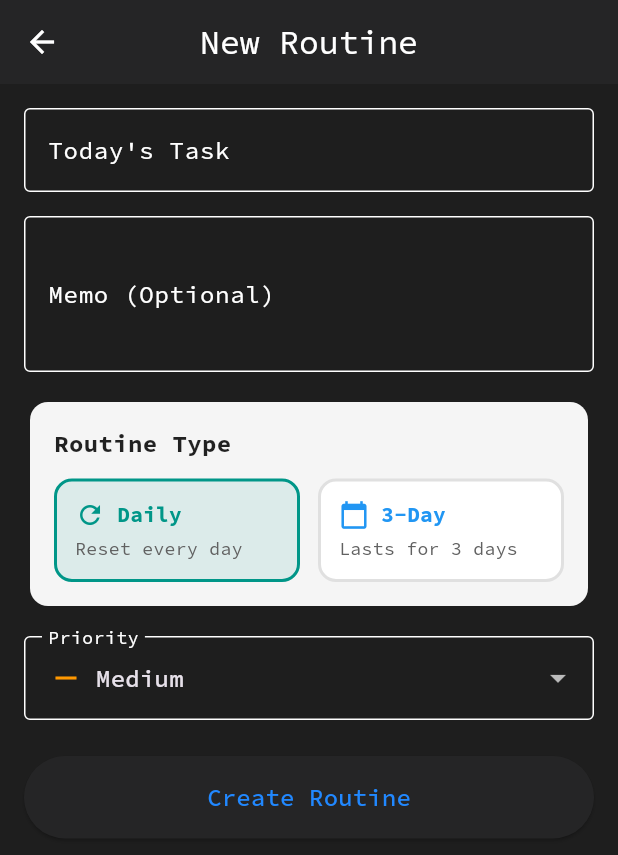
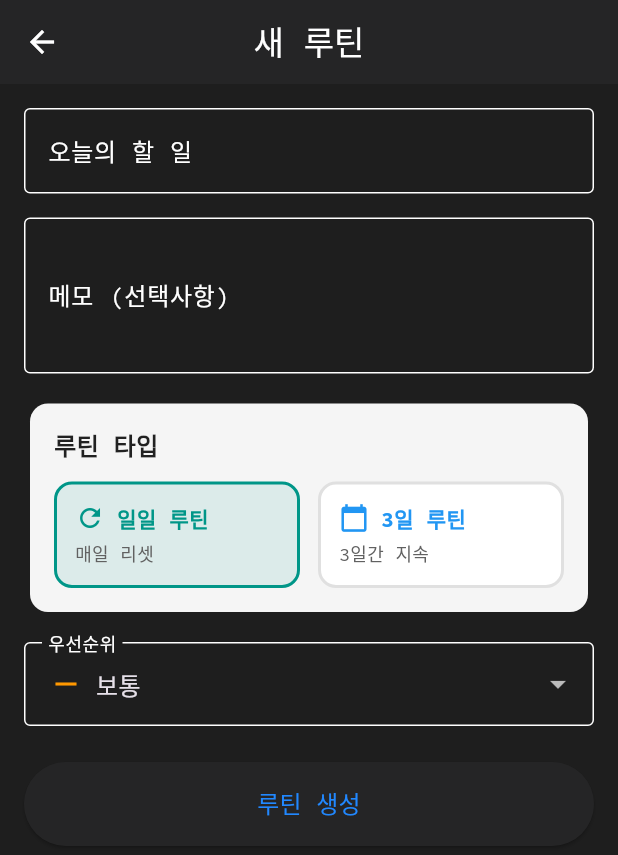
Before and after one commit to gyhcom/devroutine, a Flutter app: the screen it shows after launch, after a tap on the "add" icon, on a phone screen of 412 x 824 dp. Shown: the top 855 px of the screen. Run offline on Flutter 3.47's test engine with Material 3 defaults, Android fonts, the phone set to English and light mode, and no system bars; our stand-ins replace another_flushbar, auto_route, flutter_riverpod, freezed_annotation, google_fonts, google_mobile_ads and 3 more; accounts and stored records are empty; generated files the repository leaves out were written again; network calls fail.

Commit message:
FEAT: 한글화 및 광고 삽입

```diff
--- a/lib/core/services/ad_service.dart
+++ b/lib/core/services/ad_service.dart
@@ -1,64 +1,117 @@
+import 'dart:async';
 import 'package:flutter/foundation.dart';
 import 'package:google_mobile_ads/google_mobile_ads.dart';
 
 class AdService {
   static final AdService _instance = AdService._internal();
-
   factory AdService() => _instance;
 
   AdService._internal();
 
+  bool _isInitialized = false;
+  int _retryAttempt = 0;
+  static const int _maxRetryAttempt = 3;
+
+  BannerAd? _cachedBannerAd;
+
+  /// 초기화
   Future<void> initialize() async {
-    await MobileAds.instance.initialize();
+    if (_isInitialized) return;
 
-    // 테스트 모드 설정
-    if (kDebugMode) {
-      MobileAds.instance.updateRequestConfiguration(
-        RequestConfiguration(
-          testDeviceIds: ['kGADSimulatorID'],
-        ),
-      );
+    try {
+      await MobileAds.instance.initialize();
+
+      if (kDebugMode) {
+        await MobileAds.instance.updateRequestConfiguration(
+          RequestConfiguration(testDeviceIds: ['kGADSimulatorID']),
+        );
+      }
+
+      _isInitialized = true;
+      debugPrint('✅ AdMob 초기화 완료');
+    } catch (e) {
+      debugPrint('❌ AdMob 초기화 실패: $e');
     }
   }
 
-  // 배너 광고 로드
+  /// 배너 광고 로드 (재사용 지원)
   Future<BannerAd?> loadBannerAd() async {
-    final String adUnitId = _getBannerAdUnitId();
+    if (_cachedBannerAd != null) return _cachedBannerAd;
+
+    if (!_isInitialized) await initialize();
+
+    _retryAttempt = 0;
+    final ad = await _loadBannerAdWithRetry();
+    _cachedBannerAd = ad;
+    return ad;
+  }
+
+  /// 광고 로딩 재시도 로직
+  Future<BannerAd?> _loadBannerAdWithRetry() async {
+    if (_retryAttempt >= _maxRetryAttempt) {
+      if (kDebugMode) {
+        debugPrint('❌ 광고 로드 최대 재시도 초과 ($_maxRetryAttempt회)');
+      }
+      return null;
+    }
+
+    final completer = Completer<BannerAd?>();
+    final adUnitId = _getBannerAdUnitId();
 
     final BannerAd bannerAd = BannerAd(
       adUnitId: adUnitId,
-      size: AdSize.banner,
+      size: AdSize
+          .banner, // 또는 AdSize.smartBanner, AnchoredAdaptiveBannerAdSize 사용 가능
       request: const AdRequest(),
       listener: BannerAdListener(
         onAdLoaded: (Ad ad) {
-          debugPrint('Banner ad loaded: ${ad.adUnitId}');
+          if (kDebugMode) {
+            debugPrint('✅ 광고 로드 성공: ${ad.adUnitId}');
+          }
+          completer.complete(ad as BannerAd);
         },
-        onAdFailedToLoad: (Ad ad, LoadAdError error) {
-          debugPrint('Banner ad failed to load: ${error.message}');
+        onAdFailedToLoad: (Ad ad, LoadAdError error) async {
           ad.dispose();
+          if (kDebugMode) {
+            debugPrint('⚠️ 광고 로드 실패 ($_retryAttempt): ${error.message}');
+          }
+
+          _retryAttempt++;
+          // 재시도 간격을 늘림 (1초 → 5초)
+          Future.delayed(const Duration(seconds: 5), () async {
+            final retryAd = await _loadBannerAdWithRetry();
+            completer.complete(retryAd);
+          });
         },
-        onAdOpened: (Ad ad) => debugPrint('Banner ad opened'),
-        onAdClosed: (Ad ad) => debugPrint('Banner ad closed'),
+        onAdOpened: (ad) {
+          if (kDebugMode) debugPrint('📢 광고 클릭됨');
+        },
+        onAdClosed: (ad) {
+          if (kDebugMode) debugPrint('📪 광고 닫힘');
+        },
       ),
     );
 
     try {
       await bannerAd.load();
-      return bannerAd;
+      return completer.isCompleted ? await completer.future : bannerAd;
     } catch (e) {
-      debugPrint('Error loading banner ad: $e');
+      if (kDebugMode) debugPrint('❌ 광고 로딩 중 예외: $e');
+      completer.complete(null);
       return null;
     }
   }
 
-  // 플랫폼별 테스트 광고 ID 반환
+  /// 배너 광고 단위 ID
   String _getBannerAdUnitId() {
-    if (defaultTargetPlatform == TargetPlatform.android) {
-      return 'ca-app-pub-3940256099942544/6300978111'; // 안드로이드 테스트 ID
-    } else if (defaultTargetPlatform == TargetPlatform.iOS) {
-      return 'ca-app-pub-3940256099942544/2934735716'; // iOS 테스트 ID
-    } else {
-      throw UnsupportedError('지원하지 않는 플랫폼입니다');
-    }
+    // 루틴 등록 화면 배너 광고 단위 ID (실제 광고)
+    return 'ca-app-pub-4940948867704473/7365532237';
+  }
+
+  /// 광고 해제 (위젯 dispose 시 호출)
+  void disposeBannerAd() {
+    _cachedBannerAd?.dispose();
+    _cachedBannerAd = null;
+    if (kDebugMode) debugPrint('🗑️ 광고 리소스 해제 완료');
   }
 }
--- a/lib/features/routine/domain/entities/routine.dart
+++ b/lib/features/routine/domain/entities/routine.dart
@@ -144,10 +144,10 @@ class Routine with _$Routine {
   // 3일 루틴의 상태 텍스트 (D-2, D-1, D-DAY, 완료됨)
   String get threeDayStatusText {
     if (!isThreeDayRoutine) return '';
-    if (isCompletedToday) return 'Completed';
+    if (isCompletedToday) return '완료됨';
 
     final days = remainingDays;
-    if (days < 0) return 'Expired';
+    if (days < 0) return '만료됨';
     if (days == 0) return 'D-DAY';
     return 'D-$days';
   }
--- a/lib/features/routine/presentation/screens/dashboard_screen.dart
+++ b/lib/features/routine/presentation/screens/dashboard_screen.dart
@@ -17,7 +17,7 @@ class DashboardScreen extends ConsumerWidget {
   Widget build(BuildContext context, WidgetRef ref) {
     return Scaffold(
       appBar: AppBar(
-        title: const Text('MyRoutines Dashboard'),
+        title: const Text('나의 루틴 대시보드'),
         actions: [
           IconButton(
             icon: const Icon(Icons.add),
@@ -39,21 +39,22 @@ class DashboardScreen extends ConsumerWidget {
             _buildGoToRoutineList(context),
             const SizedBox(height: 16),
             _buildTodayRoutines(context, ref),
-            const SizedBox(height: 16),
-            const BannerAdWidget(), // 배너 광고 추가
           ],
         ),
+      ),
+      bottomNavigationBar: const SafeArea(
+        child: BannerAdWidget(),
       ),
     );
   }
 
   Widget _buildGreeting() {
     final now = DateTime.now();
-    final formattedDate = DateFormat('MMMM d, yyyy (EEEE)').format(now);
+    final formattedDate = DateFormat('yyyy년 M월 d일 (EEEE)', 'ko_KR').format(now);
     return Column(
       crossAxisAlignment: CrossAxisAlignment.start,
       children: [
-        const Text('Hello, Developer 👋',
+        const Text('안녕하세요, 개발자님! 👋',
             style: TextStyle(fontSize: 20, fontWeight: FontWeight.bold)),
         Text(formattedDate, style: const TextStyle(color: Colors.grey)),
       ],
@@ -64,7 +65,7 @@ class DashboardScreen extends ConsumerWidget {
     return ElevatedButton.icon(
       onPressed: () => context.router.push(const RoutineListRoute()),
       icon: const Icon(Icons.list),
-      label: const Text('View All Routines'),
+      label: const Text('전체 루틴 보기'),
     );
   }
 
@@ -73,7 +74,7 @@ class DashboardScreen extends ConsumerWidget {
       crossAxisAlignment: CrossAxisAlignment.start,
       children: [
         const Text(
-          'Today\'s Routines',
+          '오늘의 루틴',
           style: TextStyle(fontSize: 18, fontWeight: FontWeight.bold),
         ),
         const SizedBox(height: 8),
@@ -85,7 +86,7 @@ class DashboardScreen extends ConsumerWidget {
                       return const Center(
                         child: Padding(
                           padding: EdgeInsets.symmetric(vertical: 24),
-                          child: Text('No routines for today'),
+                          child: Text('오늘 할 루틴이 없습니다'),
                         ),
                       );
                     }
--- a/lib/features/routine/presentation/screens/routine_form_screen.dart
+++ b/lib/features/routine/presentation/screens/routine_form_screen.dart
@@ -42,7 +42,7 @@ class _RoutineFormScreenState extends ConsumerState<RoutineFormScreen> {
   Widget build(BuildContext context) {
     return Scaffold(
       appBar: AppBar(
-        title: Text(widget.routine == null ? 'New Routine' : 'Edit Routine'),
+        title: Text(widget.routine == null ? '새 루틴' : '루틴 수정'),
       ),
       body: Form(
         key: _formKey,
@@ -52,13 +52,13 @@ class _RoutineFormScreenState extends ConsumerState<RoutineFormScreen> {
             TextFormField(
               controller: _titleController,
               decoration: const InputDecoration(
-                labelText: 'Today\'s Task',
-                hintText: 'ex) Solve one algorithm problem',
+                labelText: '오늘의 할 일',
+                hintText: '예) 알고리즘 문제 1개 풀기',
                 border: OutlineInputBorder(),
               ),
               validator: (value) {
                 if (value == null || value.trim().isEmpty) {
-                  return 'Please enter a task';
+                  return '할 일을 입력해주세요';
                 }
                 return null;
               },
@@ -67,8 +67,8 @@ class _RoutineFormScreenState extends ConsumerState<RoutineFormScreen> {
             TextFormField(
               controller: _memoController,
               decoration: const InputDecoration(
-                labelText: 'Memo (Optional)',
-                hintText: 'Add additional notes',
+                labelText: '메모 (선택사항)',
+                hintText: '추가 메모를 입력하세요',
                 border: OutlineInputBorder(),
               ),
               maxLines: 3,
@@ -88,7 +88,7 @@ class _RoutineFormScreenState extends ConsumerState<RoutineFormScreen> {
                   crossAxisAlignment: CrossAxisAlignment.start,
                   children: [
                     const Text(
-                      'Routine Type',
+                      '루틴 타입',
                       style: TextStyle(
                           fontWeight: FontWeight.bold,
                           fontSize: 16,
@@ -99,8 +99,8 @@ class _RoutineFormScreenState extends ConsumerState<RoutineFormScreen> {
                       children: [
                         Expanded(
                           child: _buildRoutineTypeOption(
-                            title: 'Daily',
-                            description: 'Reset every day',
+                            title: '일일 루틴',
+                            description: '매일 리셋',
                             icon: Icons.refresh,
                             color: Colors.teal,
                             isSelected: _routineType == RoutineType.daily,
@@ -112,8 +112,8 @@ class _RoutineFormScreenState extends ConsumerState<RoutineFormScreen> {
                         const SizedBox(width: 12),
                         Expanded(
                           child: _buildRoutineTypeOption(
-                            title: '3-Day',
-                            description: 'Lasts for 3 days',
+                            title: '3일 루틴',
+                            description: '3일간 지속',
                             icon: Icons.calendar_today,
                             color: Colors.blue,
                             isSelected: _routineType == RoutineType.threeDay,
@@ -133,7 +133,7 @@ class _RoutineFormScreenState extends ConsumerState<RoutineFormScreen> {
             DropdownButtonFormField<Priority>(
               value: _priority,
               decoration: const InputDecoration(
-                labelText: 'Priority',
+                labelText: '우선순위',
                 border: OutlineInputBorder(),
               ),
               items: Priority.values.map((priority) {
@@ -142,17 +142,17 @@ class _RoutineFormScreenState extends ConsumerState<RoutineFormScreen> {
                 Color color;
                 switch (priority) {
                   case Priority.high:
-                    label = 'High';
+                    label = '높음';
                     icon = Icons.priority_high;
                     color = Colors.red;
                     break;
                   case Priority.medium:
-                    label = 'Medium';
+                    label = '보통';
                     icon = Icons.remove;
                     color = Colors.orange;
                     break;
                   case Priority.low:
-                    label = 'Low';
+                    label = '낮음';
                     icon = Icons.arrow_downward;
                     color = Colors.green;
                     break;
@@ -183,7 +183,7 @@ class _RoutineFormScreenState extends ConsumerState<RoutineFormScreen> {
                 padding: const EdgeInsets.symmetric(vertical: 16),
               ),
               child: Text(
-                widget.routine == null ? 'Create Routine' : 'Update Routine',
+                widget.routine == null ? '루틴 생성' : '루틴 수정',
                 style: const TextStyle(fontSize: 16),
               ),
             ),
@@ -276,10 +276,10 @@ class _RoutineFormScreenState extends ConsumerState<RoutineFormScreen> {
 
       if (widget.routine == null) {
         ref.read(routineNotifierProvider.notifier).createRoutine(routine);
-        await showTopMessage(context, '✅ Routine created successfully!');
+        await showTopMessage(context, '✅ 루틴이 생성되었습니다!');
       } else {
         ref.read(routineNotifierProvider.notifier).updateRoutine(routine);
-        await showTopMessage(context, '✅ Routine updated successfully!');
+        await showTopMessage(context, '✅ 루틴이 수정되었습니다!');
       }
 
       context.router.pop();
--- a/lib/features/routine/presentation/screens/routine_list_screen.dart
+++ b/lib/features/routine/presentation/screens/routine_list_screen.dart
@@ -19,7 +19,7 @@ class RoutineListScreen extends ConsumerWidget {
 
     return Scaffold(
       appBar: AppBar(
-        title: const Text('My Routines'),
+        title: const Text('나의 루틴'),
         actions: [
           IconButton(
             icon: const Icon(Icons.refresh),
@@ -29,10 +29,10 @@ class RoutineListScreen extends ConsumerWidget {
         ],
       ),
       body: routineState.when(
-        initial: () => const Center(child: Text('Start adding your routines!')),
+        initial: () => const Center(child: Text('루틴 추가를 시작해보세요!')),
         loading: () => const Center(child: CircularProgressIndicator()),
         loaded: (routines) => _buildRoutineList(context, ref, routines),
-        error: (message) => Center(child: Text('Error: $message')),
+        error: (message) => Center(child: Text('오류: $message')),
       ),
       floatingActionButton: FloatingActionButton(
         onPressed: () {
@@ -46,7 +46,7 @@ class RoutineListScreen extends ConsumerWidget {
   Widget _buildRoutineList(
       BuildContext context, WidgetRef ref, List<Routine> routines) {
     if (routines.isEmpty) {
-      return const Center(child: Text('No routines yet. Start by adding one!'));
+      return const Center(child: Text('아직 루틴이 없습니다. 하나 추가해보세요!'));
     }
 
     return RefreshIndicator(
@@ -73,8 +73,8 @@ class RoutineListScreen extends ConsumerWidget {
                 showTopMessage(
                     context,
                     updatedRoutine.isActive
-                        ? '✅ Routine activated!'
-                        : '✅ Routine deactivated!');
+                        ? '✅ 루틴이 활성화되었습니다!'
+                        : '✅ 루틴이 비활성화되었습니다!');
               },
               onDelete: () {
                 ref
--- a/lib/features/routine/presentation/widgets/routine_card.dart
+++ b/lib/features/routine/presentation/widgets/routine_card.dart
@@ -105,7 +105,7 @@ class RoutineCard extends ConsumerWidget {
                           size: 16,
                         ),
                         label: Text(
-                          isCompleted ? 'Done' : 'To Do',
+                          isCompleted ? '완료' : '할 일',
                           style: const TextStyle(
                             fontSize: 12,
                             color: Colors.white,
--- a/lib/features/routine/presentation/widgets/routine_list_item.dart
+++ b/lib/features/routine/presentation/widgets/routine_list_item.dart
@@ -105,7 +105,7 @@ class RoutineListItem extends StatelessWidget {
       crossAxisAlignment: CrossAxisAlignment.start,
       children: [
         Text(
-          'Progress: ${routine.currentCompletionCount}/${routine.targetCompletionCount}',
+          '진행률: ${routine.currentCompletionCount}/${routine.targetCompletionCount}',
           style: Theme.of(context).textTheme.bodySmall,
         ),
         const SizedBox(height: 4),
@@ -133,16 +133,16 @@ class RoutineListItem extends StatelessWidget {
     final confirmed = await showDialog<bool>(
       context: context,
       builder: (context) => AlertDialog(
-        title: const Text('Delete Routine'),
-        content: Text('Are you sure you want to delete "${routine.title}"?'),
+        title: const Text('루틴 삭제'),
+        content: Text('정말로 "${routine.title}" 루틴을 삭제하시겠습니까?'),
         actions: [
           TextButton(
             onPressed: () => Navigator.pop(context, false),
-            child: const Text('Cancel'),
+            child: const Text('취소'),
           ),
           TextButton(
             onPressed: () => Navigator.pop(context, true),
-            child: const Text('Delete'),
+            child: const Text('삭제'),
           ),
         ],
       ),
--- a/lib/features/routine/presentation/widgets/today_summary_card.dart
+++ b/lib/features/routine/presentation/widgets/today_summary_card.dart
@@ -44,8 +44,8 @@ class TodaySummaryCard extends ConsumerWidget {
                 Row(
                   mainAxisAlignment: MainAxisAlignment.spaceBetween,
                   children: [
-                    _buildItem('📌 Today\'s Tasks', '$todayCount'),
-                    _buildItem('✅ Completed', '$completedCount'),
+                    _buildItem('📌 오늘의 할 일', '$todayCount개'),
+                    _buildItem('✅ 완료', '$completedCount개'),
                   ],
                 ),
                 const SizedBox(height: 12),
@@ -56,7 +56,7 @@ class TodaySummaryCard extends ConsumerWidget {
                 ),
                 const SizedBox(height: 4),
                 Text(
-                  '${progress.toStringAsFixed(1)}% Complete',
+                  '${progress.toStringAsFixed(1)}% 완료',
                   style: TextStyle(
                     color: progressColor,
                     fontSize: 12,
@@ -66,7 +66,7 @@ class TodaySummaryCard extends ConsumerWidget {
                 if (progress == 100) ...[
                   const SizedBox(height: 8),
                   const Text(
-                    '🎉 All tasks completed! Great job!',
+                    '🎉 모든 할 일을 완료했습니다! 수고하셨습니다!',
                     style: TextStyle(
                       color: Colors.green,
                       fontSize: 12,
```
Also changed, not shown: 2 other files.
